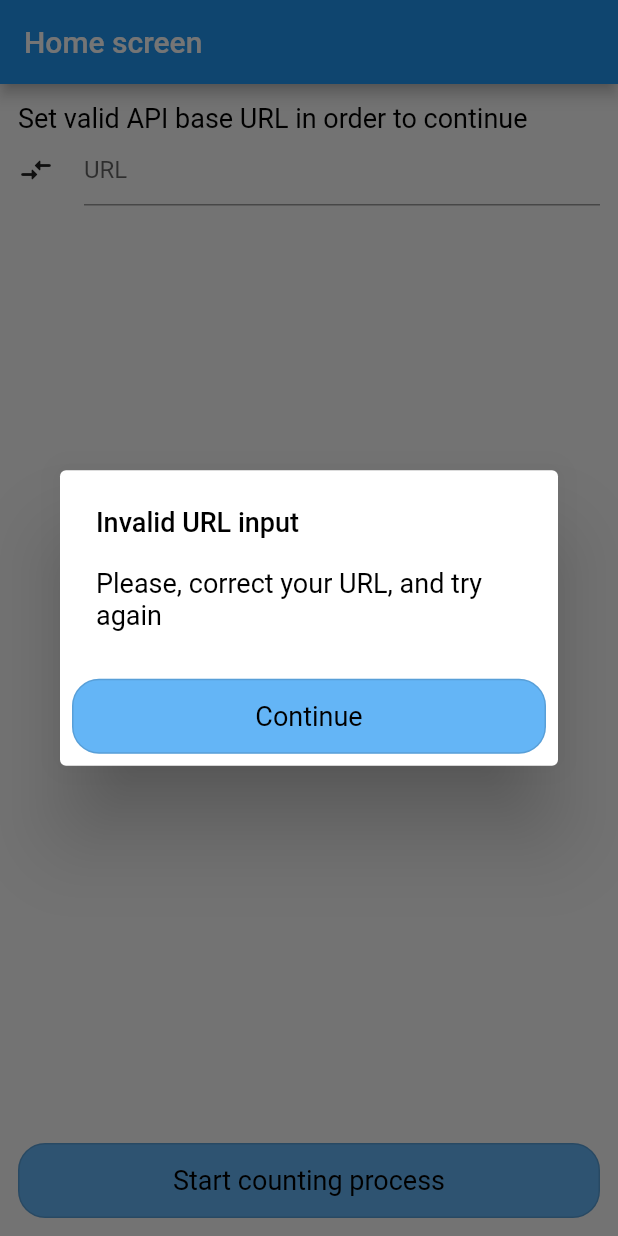
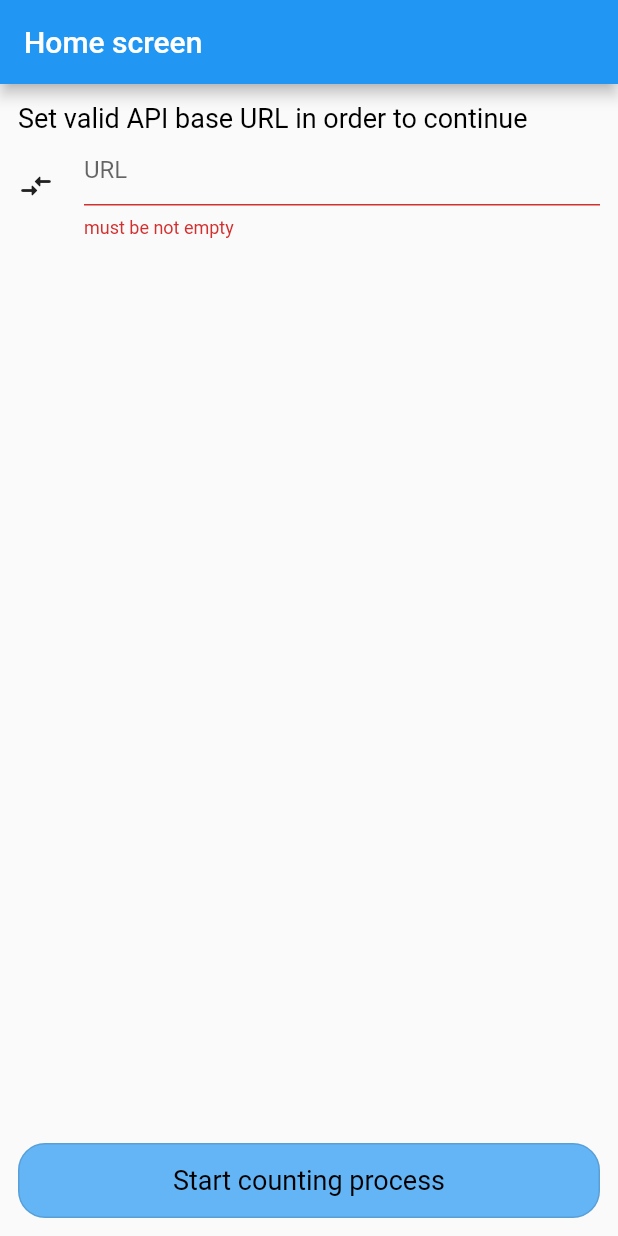
Before and after one commit to Rekrutiv/test_task, a Flutter app: the screen it shows after launch, after a tap on "Start counting process", on a phone screen of 412 x 824 dp. Run offline on Flutter 3.47's test engine with Material 2 defaults, Android fonts, the phone set to English and light mode, and no system bars; our stand-ins replace bloc, dio, flutter_bloc.

```diff
--- a/lib/app.dart
+++ b/lib/app.dart
@@ -1,8 +1,6 @@
 import 'package:flutter/material.dart';
 import 'package:flutter_bloc/flutter_bloc.dart';
-import 'package:test_task/features/home_page/bloc/home_page_bloc.dart';
 import 'package:test_task/features/home_page/home_page.dart';
-import 'package:test_task/features/preview_page/bloc/preview_page_bloc.dart';
 import 'package:test_task/features/preview_page/preview_page.dart';
 import 'package:test_task/features/process_page/bloc/process_page_bloc.dart';
 import 'package:test_task/features/process_page/process_page.dart';
@@ -14,12 +12,6 @@ class App extends StatelessWidget {
   Widget build(BuildContext context) {
     return MultiBlocProvider(
       providers: [
-        BlocProvider<HomePageBloc>(
-          create: (context) => HomePageBloc(),
-        ),
-        BlocProvider<PreviewPageBloc>(
-          create: (context) => PreviewPageBloc(),
-        ),
         BlocProvider<ProcessPageBloc>(
           create: (context) => ProcessPageBloc(),
         ),
--- a/lib/features/home_page/bloc/home_page_bloc.dart
+++ /dev/null
@@ -1,25 +0,0 @@
-import 'package:bloc/bloc.dart';
-import 'package:meta/meta.dart';
-import 'package:test_task/common/constants.dart';
-
-part 'home_page_event.dart';
-
-part 'home_page_state.dart';
-
-class HomePageBloc extends Bloc<HomePageEvent, HomePageState> {
-  HomePageBloc() : super(const HomePageState()) {
-    on<UrlSubmitted>((event, emit) {
-      String submittedUrl = event.url.trim();
-      if (submittedUrl.startsWith(baseUrl)) {
-        emit(state.copyWith(
-          apiUrl: submittedUrl,
-          isUrlValid: true,
-        ));
-      } else {
-        emit(state.copyWith(
-          isUrlValid: false,
-        ));
-      }
-    });
-  }
-}
--- a/lib/features/home_page/bloc/home_page_event.dart
+++ /dev/null
@@ -1,12 +0,0 @@
-part of 'home_page_bloc.dart';
-
-@immutable
-abstract class HomePageEvent {}
-
-class UrlSubmitted extends HomePageEvent {
-  final String url;
-
-  UrlSubmitted({
-    required this.url,
-  });
-}
--- a/lib/features/home_page/bloc/home_page_state.dart
+++ /dev/null
@@ -1,22 +0,0 @@
-part of 'home_page_bloc.dart';
-
-@immutable
-class HomePageState {
-  final String? apiUrl;
-  final bool? isUrlValid;
-
-  const HomePageState({
-    this.apiUrl,
-    this.isUrlValid,
-  });
-
-  HomePageState copyWith({
-    String? apiUrl,
-    bool? isUrlValid
-  }) {
-    return HomePageState(
-      apiUrl: apiUrl ?? this.apiUrl,
-      isUrlValid: isUrlValid ?? this.isUrlValid,
-    );
-  }
-}
--- a/lib/features/home_page/home_page.dart
+++ b/lib/features/home_page/home_page.dart
@@ -1,7 +1,4 @@
 import 'package:flutter/material.dart';
-import 'package:flutter_bloc/flutter_bloc.dart';
-import 'package:test_task/common/widgets/custom_dialogue.dart';
-import 'package:test_task/features/home_page/bloc/home_page_bloc.dart';
 import 'package:test_task/features/home_page/widgets/home_body_widget.dart';
 
 class HomePage extends StatelessWidget {
@@ -15,30 +12,8 @@ class HomePage extends StatelessWidget {
           'Home screen',
         ),
       ),
-      body: BlocListener<HomePageBloc, HomePageState>(
-        listener: (context, state) {
-          if (!state.isUrlValid!) {
-            showDialog(
-              context: context,
-              builder: (context) {
-                return const CustomDialogue(
-                  title: 'Invalid URL input',
-                  content: 'Please, correct your URL, and try again',
-                );
-              },
-            );
-          } else {
-            Navigator.pushNamed(
-              context,
-              '/process',
-              arguments: {
-                'submittedUrl': state.apiUrl,
-              },
-            );
-          }
-        },
-        child: HomeBodyWidget(),
-      ),
+      body:  HomeBodyWidget(),
+
     );
   }
 }
--- a/lib/features/home_page/widgets/home_body_widget.dart
+++ b/lib/features/home_page/widgets/home_body_widget.dart
@@ -1,8 +1,7 @@
 import 'package:flutter/material.dart';
-import 'package:flutter_bloc/flutter_bloc.dart';
+import 'package:test_task/common/constants.dart';
 import 'package:test_task/common/styles/app_styles.dart';
 import 'package:test_task/common/widgets/custom_btn.dart';
-import 'package:test_task/features/home_page/bloc/home_page_bloc.dart';
 
 class HomeBodyWidget extends StatelessWidget {
   final TextEditingController controller = TextEditingController();
@@ -11,9 +10,13 @@ class HomeBodyWidget extends StatelessWidget {
     Key? key,
   }) : super(key: key);
 
+  final _formKey = GlobalKey<FormState>();
+
   @override
   Widget build(BuildContext context) {
-    return Padding(
+    return Form(
+      key: _formKey,
+      child: Padding(
         padding: const EdgeInsets.symmetric(horizontal: 12, vertical: 12),
         child: Column(
           crossAxisAlignment: CrossAxisAlignment.start,
@@ -28,8 +31,18 @@ class HomeBodyWidget extends StatelessWidget {
                 const Icon(Icons.compare_arrows_rounded),
                 const SizedBox(width: 20),
                 Expanded(
-                child: TextField(
+                  child: TextFormField(
                     controller: controller,
+                    onChanged: (v) {
+                      _formKey.currentState!.validate();
+                    },
+                    validator: (value) {
+                      if (!value!.startsWith(baseUrl)) {
+                        return 'must be not empty';
+                      }
+
+                      return null;
+                    },
                     decoration: const InputDecoration(
                       hintText: 'URL',
                     ),
@@ -40,15 +53,20 @@ class HomeBodyWidget extends StatelessWidget {
             const Spacer(),
             CustomButton(
               onTapButton: () {
-              context.read<HomePageBloc>().add(
-                    UrlSubmitted(
-                      url: controller.text,
-                    ),
-                  );
+                _formKey.currentState?.validate() ?? false
+                    ? Navigator.pushNamed(
+                        context,
+                        '/process',
+                        arguments: {
+                          'submittedUrl': baseUrl,
+                        },
+                      )
+                    : null;
               },
               text: 'Start counting process',
+            )
+          ],
         ),
-        ],
       ),
     );
   }
--- a/lib/features/preview_page/bloc/preview_page_event.dart
+++ /dev/null
@@ -1,14 +0,0 @@
-part of 'preview_page_bloc.dart';
-
-@immutable
-abstract class PreviewPageEvent {}
-
-class InitialDataReception extends PreviewPageEvent {
-  final FieldModel fieldModel;
-  final String path;
-
-  InitialDataReception({
-    required this.fieldModel,
-    required this.path,
-  });
-}
--- a/lib/features/preview_page/bloc/preview_page_state.dart
+++ /dev/null
@@ -1,22 +0,0 @@
-part of 'preview_page_bloc.dart';
-
-@immutable
-class PreviewPageState {
-  final FieldModel? fieldModel;
-  final String? path;
-
-  const PreviewPageState({
-    this.fieldModel,
-    this.path,
-  });
-
-  PreviewPageState copyWith({
-    FieldModel? fieldModel,
-    String? path,
-  }) {
-    return PreviewPageState(
-      fieldModel: fieldModel ?? this.fieldModel,
-      path: path ?? this.path,
-    );
-  }
-}
--- a/lib/features/process_page/bloc/process_page_bloc.dart
+++ b/lib/features/process_page/bloc/process_page_bloc.dart
@@ -2,6 +2,7 @@ import 'dart:convert';
 
 import 'package:bloc/bloc.dart';
 import 'package:meta/meta.dart';
+import 'package:test_task/common/constants.dart';
 import 'package:test_task/data_models/field_cell_model.dart';
 import 'package:test_task/data_models/field_model.dart';
 import 'package:test_task/data_models/task_data.dart';
@@ -64,8 +65,9 @@ class ProcessPageBloc extends Bloc<ProcessPageEvent, ProcessPageState> {
       ));
       List<Map<String, dynamic>> results = _parseSolvedFields();
 
+
       String? errorMessage = await webSparkClient.sendResult(
-        state.assignmentUrl!,
+        baseUrl,
         jsonEncode(results),
       );
       if (errorMessage == null) {
@@ -90,7 +92,6 @@ class ProcessPageBloc extends Bloc<ProcessPageEvent, ProcessPageState> {
       result.add(res['map']);
       paths.add(res['path']);
     }
-    print(paths.first);
     emit(state.copyWith(
       results: paths,
     ));
--- a/lib/features/process_page/bloc/process_page_state.dart
+++ b/lib/features/process_page/bloc/process_page_state.dart
@@ -4,9 +4,7 @@ part of 'process_page_bloc.dart';
 class ProcessPageState {
   final String progressMessage;
   final double progressValue;
-  final String? assignmentUrl;
   final List<FieldModel>? solvedTasks;
-  final String? errorMessage;
   final ProgressStage progressStage;
   final  List<String>? results;
 
@@ -14,9 +12,7 @@ class ProcessPageState {
   const ProcessPageState({
     this.progressMessage = 'Fetching data...',
     this.progressValue = 0,
-    this.assignmentUrl,
     this.solvedTasks,
-    this.errorMessage,
     this.progressStage = ProgressStage.fetching,
     this.results,
   });
@@ -33,9 +29,7 @@ class ProcessPageState {
     return ProcessPageState(
       progressMessage: progressMessage ?? this.progressMessage,
       progressValue: progressValue ?? this.progressValue,
-      assignmentUrl: assignmentUrl ?? this.assignmentUrl,
       solvedTasks: solvedTasks ?? this.solvedTasks,
-      errorMessage: errorMessage ?? this.errorMessage,
       progressStage: progressStage ?? this.progressStage,
         results:results??this.results
     );
--- a/lib/features/process_page/process_page.dart
+++ b/lib/features/process_page/process_page.dart
@@ -41,7 +41,7 @@ class _ProcessPageState extends State<ProcessPage> {
       body: BlocListener<ProcessPageBloc, ProcessPageState>(
         listener: (context, state) {
           if (state.progressStage == ProgressStage.fail) {
-            errorMessage = state.errorMessage ?? '';
+            errorMessage = 'error' ;
             showDialog(
                 context: context,
                 builder: (context) {
```
Also changed, not shown: lib/features/preview_page/bloc/preview_page_bloc.dart (deleted, +0 -28 lines), lib/features/preview_page/preview_page.dart (+8 -26 lines), lib/features/preview_page/widgets/field_visualization_widget.dart (+19 -33 lines), lib/features/preview_page/widgets/preview_body_widget.dart (+13 -16 lines), lib/features/result_list_page/widgets/result_tile_widget.dart (+11 -2 lines). Lines whose indentation alone changed are shown as unchanged.
